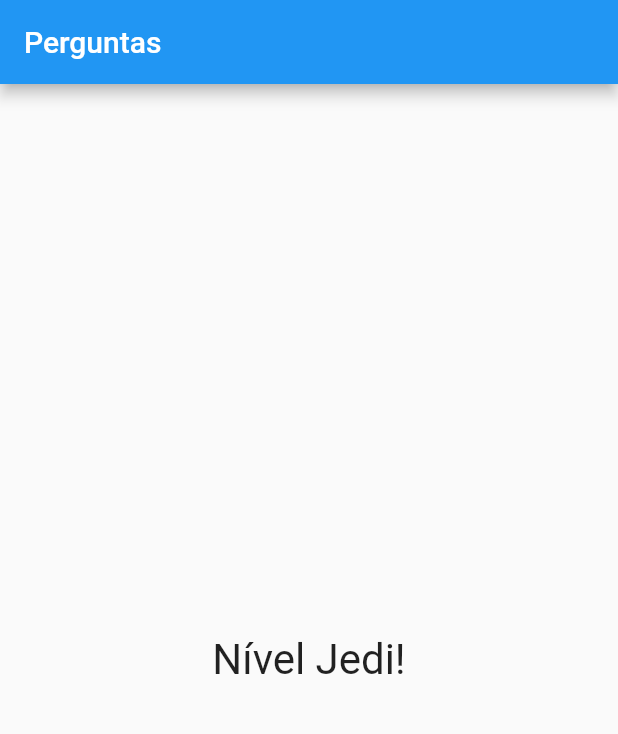
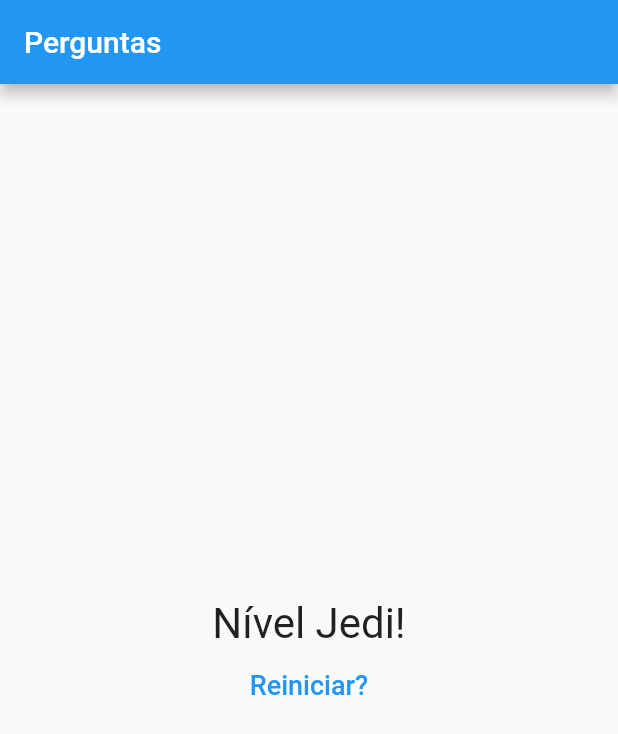
Before and after one commit to paulovictorbuenoflores/curso_flutter_completo, a Flutter app: the screen it shows after launch, after a tap on "Preto", after a tap on "Cobra", after a tap on "João", on a phone screen of 412 x 824 dp. Shown: the top 734 px of the screen. Run offline on Flutter 3.47's test engine with Material 2 defaults, Android fonts, the phone set to English and light mode, and no system bars.

Commit message:
o fim do app

```diff
--- a/nocoes_basicas_flutter_2/projeto_perguntas/lib/main.dart
+++ b/nocoes_basicas_flutter_2/projeto_perguntas/lib/main.dart
@@ -47,6 +47,13 @@
     print(_pontuacaoTotal);
   }
 
+  void _reiniciarQuestionario() {
+    setState(() {
+      _perguntaSelecionada = 0;
+      _pontuacaoTotal = 0;
+    });
+  }
+
   bool get temPerguntaSelecionada {
     return _perguntaSelecionada < _perguntas.length;
   }
@@ -64,7 +71,7 @@
                 perguntaSelecionada: _perguntaSelecionada,
                 quandoResponder: _responder,
               )
-            : Resultado(_pontuacaoTotal),
+            : Resultado(_pontuacaoTotal, _reiniciarQuestionario),
       ),
     );
   }
--- a/nocoes_basicas_flutter_2/projeto_perguntas/lib/resultado.dart
+++ b/nocoes_basicas_flutter_2/projeto_perguntas/lib/resultado.dart
@@ -1,11 +1,12 @@
 import 'package:flutter/cupertino.dart';
+import 'package:flutter/material.dart';
 import 'package:flutter/src/foundation/key.dart';
 import 'package:flutter/src/widgets/framework.dart';
 
 class Resultado extends StatelessWidget {
   final int pontuacao;
-
-  Resultado(this.pontuacao);
+  final void Function() reiniciar;
+  Resultado(this.pontuacao, this.reiniciar);
 
   String get fraseResultado {
     if (pontuacao < 8) {
@@ -21,13 +22,26 @@ class Resultado extends StatelessWidget {
 
   @override
   Widget build(BuildContext context) {
-    return Center(
-      child: Text(
-        fraseResultado,
-        style: const TextStyle(
-          fontSize: 28,
+    return Column(
+      mainAxisAlignment: MainAxisAlignment.center,
+      children: [
+        Center(
+          child: Text(
+            fraseResultado,
+            style: const TextStyle(
+              fontSize: 28,
+            ),
+          ),
         ),
-      ),
+        FlatButton(
+          child: Text(
+            'Reiniciar?',
+            style: TextStyle(fontSize: 18),
+          ),
+          onPressed: reiniciar,
+          textColor: Colors.blue,
+        ),
+      ],
     );
   }
 }
```
